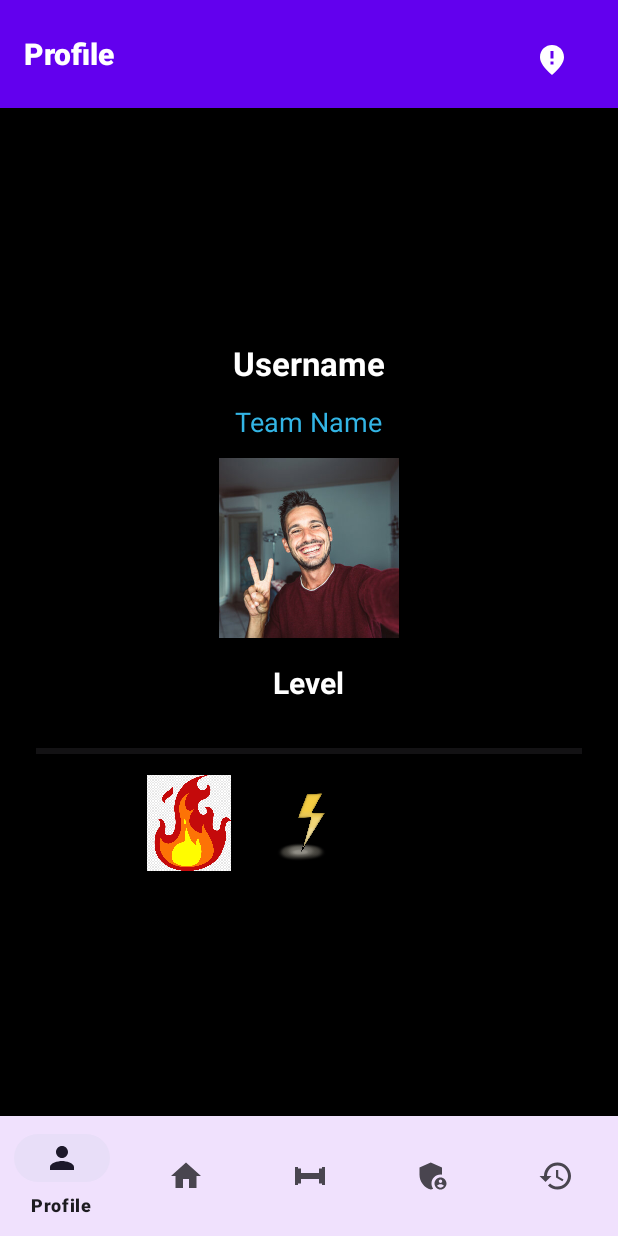
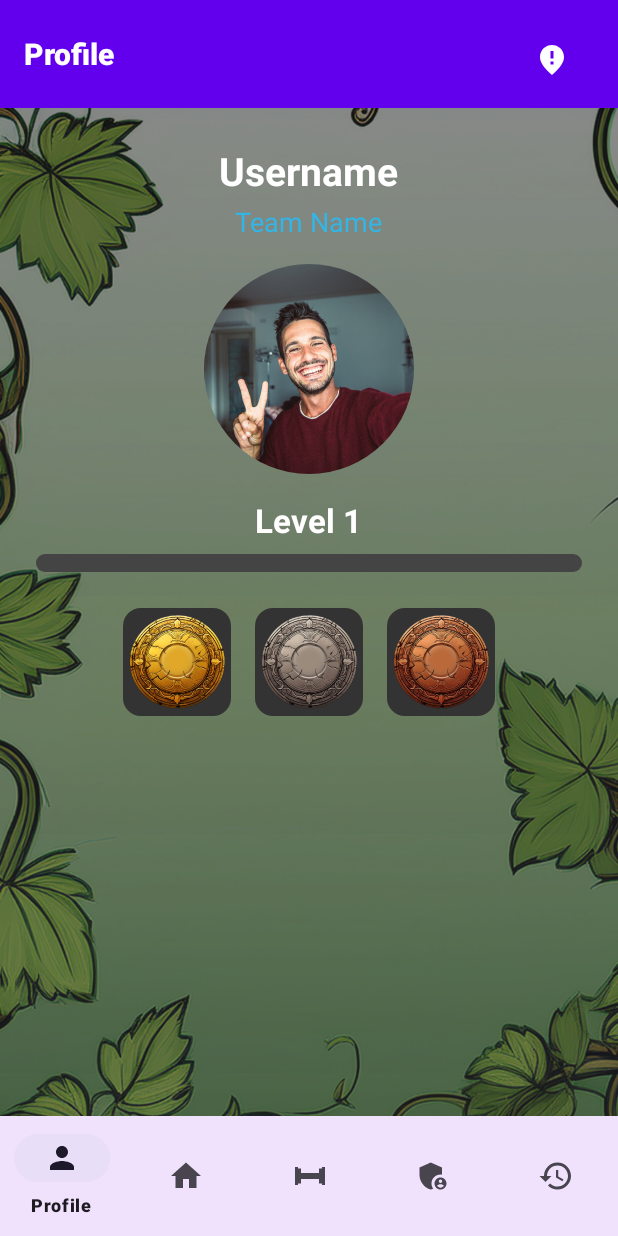
Before and after one commit to leon-tanguay/Training_ARC, an Android app: the ProfileFragment screen opened through its navigation route, on a phone screen of 412 x 824 dp. Run offline under Robolectric (Android 15) with nearby library versions, the phone set to English and light mode, and no system bars; our stand-ins replace Room's generated code, navigation-ui.

Commit message:
made prettier

```diff
--- a/app/src/main/res/drawable/badge_background.xml
+++ b/app/src/main/res/drawable/badge_background.xml
@@ -1,4 +1,5 @@
-<?xml version="1.0" encoding="utf-8"?>
-<selector xmlns:android="http://schemas.android.com/apk/res/android">
-
-</selector>
+<shape xmlns:android="http://schemas.android.com/apk/res/android"
+    android:shape="rectangle">
+    <corners android:radius="12dp"/>
+    <solid android:color="#333333"/>
+</shape>
--- a/app/src/main/res/drawable/circle_background.xml
+++ b/app/src/main/res/drawable/circle_background.xml
@@ -1,4 +1,3 @@
-<?xml version="1.0" encoding="utf-8"?>
-<selector xmlns:android="http://schemas.android.com/apk/res/android">
-
-</selector>
+<shape xmlns:android="http://schemas.android.com/apk/res/android" android:shape="oval">
+    <solid android:color="@android:color/darker_gray" />
+</shape>
--- a/app/src/main/res/drawable/profile_background_gradient.xml
+++ b/app/src/main/res/drawable/profile_background_gradient.xml
@@ -1,4 +1,10 @@
-<?xml version="1.0" encoding="utf-8"?>
-<selector xmlns:android="http://schemas.android.com/apk/res/android">
-
-</selector>
+<layer-list xmlns:android="http://schemas.android.com/apk/res/android">
+    <item>
+        <shape>
+            <gradient
+                android:startColor="#4D1c1c1e"
+                android:endColor="#4D2a2a2e"
+                android:angle="270"/>
+        </shape>
+    </item>
+</layer-list>
--- a/app/src/main/res/drawable/profile_circle_mask.xml
+++ b/app/src/main/res/drawable/profile_circle_mask.xml
@@ -1,4 +1,4 @@
-<?xml version="1.0" encoding="utf-8"?>
-<selector xmlns:android="http://schemas.android.com/apk/res/android">
-
-</selector>
+<shape xmlns:android="http://schemas.android.com/apk/res/android"
+    android:shape="oval">
+    <solid android:color="@android:color/transparent"/>
+</shape>
--- a/app/src/main/res/drawable/xp_progress_drawable.xml
+++ b/app/src/main/res/drawable/xp_progress_drawable.xml
@@ -1,4 +1,16 @@
-<?xml version="1.0" encoding="utf-8"?>
-<selector xmlns:android="http://schemas.android.com/apk/res/android">
-
-</selector>
+<layer-list xmlns:android="http://schemas.android.com/apk/res/android">
+    <item android:id="@android:id/background">
+        <shape>
+            <corners android:radius="8dp"/>
+            <solid android:color="#444444"/>
+        </shape>
+    </item>
+    <item android:id="@android:id/progress">
+        <clip>
+            <shape>
+                <corners android:radius="8dp"/>
+                <solid android:color="#4CAF50"/> <!-- Green XP fill -->
+            </shape>
+        </clip>
+    </item>
+</layer-list>
--- a/app/src/main/res/layout/fragment_profile.xml
+++ b/app/src/main/res/layout/fragment_profile.xml
@@ -1,23 +1,41 @@
 <?xml version="1.0" encoding="utf-8"?>
-<LinearLayout
-    xmlns:android="http://schemas.android.com/apk/res/android"
+<FrameLayout xmlns:android="http://schemas.android.com/apk/res/android"
     android:id="@+id/profile_layout"
     android:layout_width="match_parent"
+    android:layout_height="match_parent">
+    <!-- 📸 Background image behind everything -->
+    <ImageView
+        android:id="@+id/profileBackground"
+        android:layout_width="match_parent"
         android:layout_height="match_parent"
-    android:background="@android:color/black"
+        android:scaleType="centerCrop"
+        android:src="@drawable/profile_background"
+        android:contentDescription="Profile background" />
+    <View
+        android:layout_width="match_parent"
+        android:layout_height="match_parent"
+        android:background="@drawable/profile_background_gradient" />
+    <ScrollView xmlns:android="http://schemas.android.com/apk/res/android"
+        android:layout_width="match_parent"
+        android:layout_height="match_parent"
+        android:background="@drawable/profile_background_gradient"
+        android:padding="24dp">
+
+        <LinearLayout
+            android:layout_width="match_parent"
+            android:layout_height="wrap_content"
             android:orientation="vertical"
-    android:gravity="center"
-    android:padding="24dp">
+            android:gravity="center_horizontal">
 
             <TextView
                 android:id="@+id/nameText"
                 android:layout_width="wrap_content"
                 android:layout_height="wrap_content"
                 android:text="Username"
-        android:textSize="22sp"
+                android:textSize="26sp"
                 android:textStyle="bold"
                 android:textColor="@android:color/white"
-        android:layout_marginBottom="12dp" />
+                android:layout_marginBottom="4dp" />
 
             <TextView
                 android:id="@+id/teamText"
@@ -26,59 +44,89 @@
                 android:text="Team Name"
                 android:textSize="18sp"
                 android:textColor="@android:color/holo_blue_light"
-        android:layout_marginBottom="12dp" />
+                android:layout_marginBottom="16dp" />
 
+            <!-- Circular profile image -->
             <ImageView
                 android:id="@+id/profileImage"
-        android:layout_width="120dp"
-        android:layout_height="120dp"
+                android:layout_width="140dp"
+                android:layout_height="140dp"
                 android:src="@drawable/profile_pic_placeholder"
                 android:scaleType="centerCrop"
-        android:layout_marginBottom="16dp" />
+                android:layout_marginBottom="16dp"
+                android:background="@drawable/profile_circle_mask"
+                android:clipToOutline="true" />
 
             <TextView
                 android:id="@+id/levelText"
                 android:layout_width="wrap_content"
                 android:layout_height="wrap_content"
-        android:text="Level"
-        android:textSize="20sp"
+                android:text="Level 1"
+                android:textSize="22sp"
                 android:textStyle="bold"
                 android:textColor="@android:color/white"
-        android:layout_marginBottom="24dp" />
+                android:layout_marginBottom="8dp" />
 
             <ProgressBar
                 android:id="@+id/xpProgressBar"
                 style="?android:attr/progressBarStyleHorizontal"
                 android:layout_width="match_parent"
-        android:layout_height="wrap_content"
+                android:layout_height="12dp"
+                android:progress="0"
                 android:max="100"
-        android:progress="0" />
+                android:progressDrawable="@drawable/xp_progress_drawable"
+                android:layout_marginBottom="16dp" />
 
+            <!-- Badges -->
             <LinearLayout
                 android:layout_width="wrap_content"
                 android:layout_height="wrap_content"
                 android:orientation="horizontal"
                 android:gravity="center">
 
+                <FrameLayout
+                    android:layout_width="72dp"
+                    android:layout_height="72dp"
+                    android:background="@drawable/badge_background"
+                    android:layout_margin="8dp">
+
                     <ImageView
                         android:id="@+id/badge1"
-            android:layout_width="64dp"
-            android:layout_height="64dp"
-            android:layout_margin="8dp"
-            android:src="@drawable/badge_fire" />
+                        android:layout_width="match_parent"
+                        android:layout_height="match_parent"
+                        android:scaleType="centerInside"
+                        android:src="@drawable/gold_medal" />
+                </FrameLayout>
+
+                <FrameLayout
+                    android:layout_width="72dp"
+                    android:layout_height="72dp"
+                    android:background="@drawable/badge_background"
+                    android:layout_margin="8dp">
 
                     <ImageView
                         android:id="@+id/badge2"
-            android:layout_width="64dp"
-            android:layout_height="64dp"
-            android:layout_margin="8dp"
-            android:src="@drawable/badge_lightning" />
+                        android:layout_width="match_parent"
+                        android:layout_height="match_parent"
+                        android:scaleType="centerInside"
+                        android:src="@drawable/silver_medal" />
+                </FrameLayout>
+
+                <FrameLayout
+                    android:layout_width="72dp"
+                    android:layout_height="72dp"
+                    android:background="@drawable/badge_background"
+                    android:layout_margin="8dp">
 
                     <ImageView
                         android:id="@+id/badge3"
-            android:layout_width="64dp"
-            android:layout_height="64dp"
-            android:layout_margin="8dp"
-            android:src="@drawable/badge_dragon" />
+                        android:layout_width="match_parent"
+                        android:layout_height="match_parent"
+                        android:scaleType="centerInside"
+                        android:src="@drawable/bronze_medal" />
+                </FrameLayout>
             </LinearLayout>
+
         </LinearLayout>
+    </ScrollView>
+</FrameLayout>
```
Also changed, not shown: app/src/main/res/drawable/bottom_banner.png (added), app/src/main/res/drawable/bronze_medal.png (added), app/src/main/res/drawable/gold_medal.png (added), app/src/main/res/drawable/profile_background.png (added), app/src/main/res/drawable/silver_medal.png (added), app/src/main/res/drawable/top_banner.png (added). Lines whose indentation alone changed are shown as unchanged.
